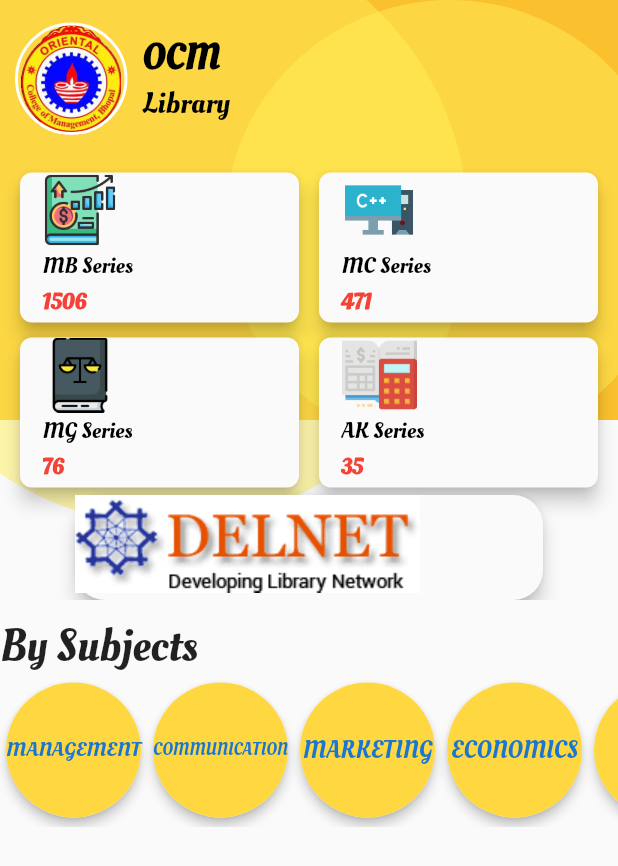
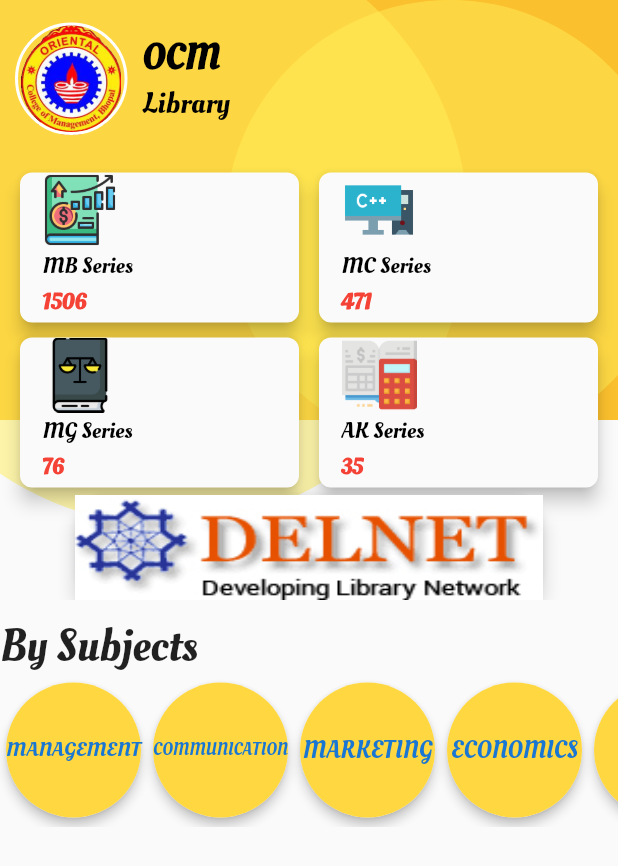
Before and after one commit to akshayyadav76/the_management, a Flutter app: the LibraryDashbordScreen screen opened by its route, on a phone screen of 412 x 824 dp. Shown: the top 866 px of the screen. Run offline on Flutter 3.47's test engine with Material 2 defaults, Android fonts, the phone set to English and light mode, and no system bars; our stand-ins replace sqflite; missing offline and left inert: flutter_webview_plugin; accounts and stored records are empty; network calls fail.

Commit message:
bingo everything is finish to the end...

```diff
--- a/lib/provider/students.dart
+++ b/lib/provider/students.dart
@@ -109,11 +109,11 @@ class Students with ChangeNotifier {
     _booksData=reposedData ;
     notifyListeners();
 
-    print(reposedData);
+//    print(reposedData);
   }
 
   List<dynamic>series(String filterColumnName,String searchName){
-    print("serite boooks lgnth now${_booksData[0]}");
+    //print("serite boooks lgnth now${_booksData[0]}");
     return _booksData.where((data){  //return not added here
       return data[filterColumnName]== searchName;
     }).toList();
--- a/lib/screens/erp_login_screen.dart
+++ b/lib/screens/erp_login_screen.dart
@@ -5,9 +5,11 @@ class ErpLoginScreen extends StatelessWidget {
   static const routName03='./erploginscreen';
   @override
   Widget build(BuildContext context) {
+    var myurl=ModalRoute.of(context).settings.arguments;
     return WebviewScaffold(
-      url: "http://erp.oistbpl.com/",
-     appBar: AppBar(title: Text("ERP"),centerTitle: true,),
+
+      url: myurl,
+    // appBar: AppBar(title: Text("ERP"),centerTitle: true,),
 
 //      withZoom: true,
 //      withOverviewMode: true,
--- a/lib/screens/library_dadhboard_screen.dart
+++ b/lib/screens/library_dadhboard_screen.dart
@@ -4,6 +4,7 @@ import '../widget/book_container.dart';
 import '../provider/students.dart';
 import 'package:provider/provider.dart';
 import '../widget/circular_categery.dart';
+import '../screens/erp_login_screen.dart';
 
 
 class LibraryDashbordScreen extends StatelessWidget {
@@ -114,18 +115,21 @@ class LibraryDashbordScreen extends StatelessWidget {
                             ],
                           ),
                           SizedBox(height: 5,),
-                          Material(
+                          GestureDetector(
+                            onTap: (){
+                              Navigator.of(context).pushNamed(ErpLoginScreen.routName03,
+                              arguments: 'http://164.100.247.30/');
+                            },
+                            child: Material(
                               elevation: 5.0,
                               borderRadius: BorderRadius.circular(20.0),
                               child: Container(
                                 height: 70.0,
                                 width: (MediaQuery.of(context).size.width / 1.0) - 100.0,
-                              child: Column(
-                                crossAxisAlignment: CrossAxisAlignment.start,
-                                children: <Widget>[
+                                child:
                                     Image.asset('assets/delnet_logo.jpg',
-                                        fit: BoxFit.contain,),
-                                ],
+                                          fit: BoxFit.fill,),
+
                               ),
                             ),
                           ),
@@ -149,14 +153,14 @@ class LibraryDashbordScreen extends StatelessWidget {
                 child: ListView(
                   scrollDirection: Axis.horizontal,
                   children: <Widget>[
-                    CircularCategory("Subject_Title","MANAGEMENT"),
-                    CircularCategory("Subject_Title",'COMMUNICATION'),
-                    CircularCategory("Subject_Title",'MARKETING'),
-                    CircularCategory("Subject_Title",'ECONOMICS'),
-                    CircularCategory("Subject_Title",'ETHICS'),
-                    CircularCategory("Subject_Title",'FINANCE & ACCOUNTING'),
-                    CircularCategory("Subject_Title",'HRM & OB'),
-                    CircularCategory("Subject_Title",'OTHERS'),
+                    CircularCategory("MANAGEMENT","Subject_Title"),
+                    CircularCategory('COMMUNICATION',"Subject_Title"),
+                    CircularCategory('MARKETING',"Subject_Title"),
+                    CircularCategory('ECONOMICS',"Subject_Title"),
+                    CircularCategory('ETHICS',"Subject_Title"),
+                    CircularCategory('FINANCE & ACCOUNTING',"Subject_Title"),
+                    CircularCategory('HRM & OB',"Subject_Title",),
+                    CircularCategory('OTHERS',"Subject_Title"),
                   ],
                 ),
               ),
--- a/lib/widget/circular_categery.dart
+++ b/lib/widget/circular_categery.dart
@@ -6,18 +6,20 @@ import '../screens/books_list_screen.dart';
 
 
 class CircularCategory extends StatelessWidget {
-  final String categoryName;
-  final filerName;
+  final String searchName;
+  final String filterColumnName;
 
-  CircularCategory(this.filerName,this.categoryName);
+  CircularCategory(this.searchName,this.filterColumnName);
 
   @override
   Widget build(BuildContext context){
     return GestureDetector(
-      onTap: (){Navigator.of(context).pushNamed(BooksListScreen.routeName05,arguments: {
-        'title':filerName,
-        'filerName':categoryName
-      });},
+        onTap:(){
+          Navigator.of(context).pushNamed(BooksListScreen.routeName05,arguments: {
+            "filerColumnName":filterColumnName,
+            'searchName':searchName
+          }
+            ,);} ,
         child: Column(
           children: <Widget>[
             Card(
@@ -31,7 +33,7 @@ class CircularCategory extends StatelessWidget {
                   height: 90,
                   width: 90,
                   alignment: Alignment.center,
-                  child: CircleAvatar(child: FittedBox(child: Text(categoryName)),
+                  child: CircleAvatar(child: FittedBox(child: Text(searchName)),
                     radius: 50,
                     backgroundColor: Colors.amberAccent[200],
                   )),
--- a/lib/widget/my_drawer.dart
+++ b/lib/widget/my_drawer.dart
@@ -25,7 +25,7 @@ class MyDrawer extends StatelessWidget {
           ),
 
           ListTile(title: Text("Login To ERP"),onTap: (){
-            Navigator.of(context).pushNamed(ErpLoginScreen.routName03);
+            Navigator.of(context).pushNamed(ErpLoginScreen.routName03,arguments: "http://erp.oistbpl.com/");
           },),
           ListTile(title: Text("Servilas LIst"),onTap: (){
             Navigator.of(context).pushNamed(SurveillanceList.routeName);
```
Also changed, not shown: lib/screens/books_list_screen.dart (+14 -5 lines). Lines whose indentation alone changed are shown as unchanged.
